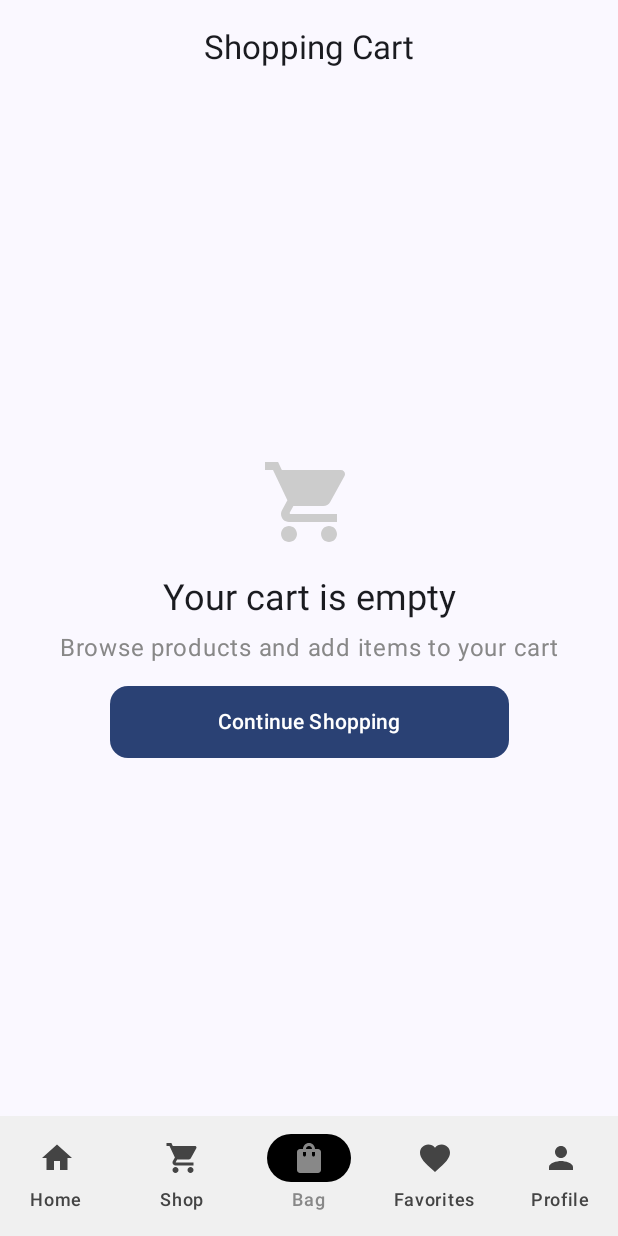
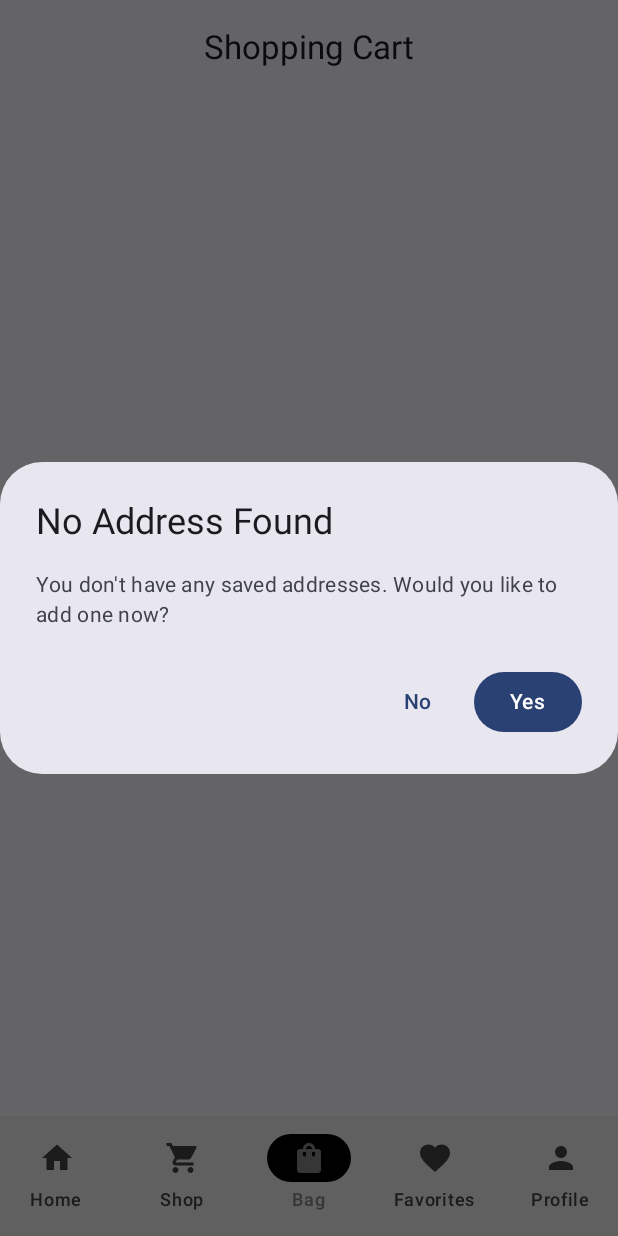
Before and after one commit to huyne465/EcommerceApp, an Android app built with Jetpack Compose: the CartScreen screen opened through its navigation route, on a phone screen of 412 x 824 dp. Run offline under Robolectric (Android 15) with nearby library versions, the light colour scheme and no system bars; our stand-ins replace Firebase (no records; nobody signed in at launch, a user with empty details on screens opened directly); pictures from the network do not load.

Commit message:
User now can see their address in CartScreen.kt (added some logic like when user don't have Shipping Address there is an alert pop up make sure that user type in their Address)

```diff
--- a/app/src/main/java/com/example/ecommerceapp/presentation/Cart/CartScreen.kt
+++ b/app/src/main/java/com/example/ecommerceapp/presentation/Cart/CartScreen.kt
@@ -22,6 +22,7 @@ import androidx.lifecycle.viewmodel.compose.viewModel
 import androidx.navigation.NavHostController
 import coil.compose.AsyncImage
 import com.example.ecommerceapp.model.CartItem
+import com.example.ecommerceapp.presentation.profile.UserAddress.AddressList.AddressListViewModel
 import java.text.NumberFormat
 import java.util.*
 
@@ -29,6 +30,7 @@ import java.util.*
 @Composable
 fun CartScreen(
     viewModel: CartViewModel = viewModel(),
+    addressListViewModel: AddressListViewModel = viewModel(),
     navController: NavHostController,
     onNavigateToHome: () -> Unit,
     onNavigateToShop: () -> Unit,
@@ -38,13 +40,30 @@ fun CartScreen(
 ) {
     val uiState by viewModel.uiState.collectAsState()
     var showClearCartConfirmation by remember { mutableStateOf(false) }
+    val addressUiState by addressListViewModel.uiState.collectAsState()
+    var showAddAddressDialog by remember { mutableStateOf(false) }
+
+    LaunchedEffect(Unit) {
+        addressListViewModel.loadAddresses()
+    }
+
+
+    LaunchedEffect(addressUiState.addresses, addressUiState.isLoading) {
+        if (addressUiState.isLoading) {
+            // Don't show dialog while loading
+            showAddAddressDialog = false
+        } else if (addressUiState.addresses.isEmpty()) {
+            showAddAddressDialog = true
+        } else {
+            showAddAddressDialog = false
+        }
+    }
 
     Scaffold(
         topBar = {
             CenterAlignedTopAppBar(
                 title = { Text("Shopping Cart") },
                 actions = {
-                    // Only show clear cart button if there are items
                     if (uiState.cartItems.isNotEmpty()) {
                         IconButton(onClick = { showClearCartConfirmation = true }) {
                             Icon(Icons.Default.Delete, contentDescription = "Clear Cart")
@@ -54,11 +73,10 @@ fun CartScreen(
             )
         },
         bottomBar = {
-            val selectedColor = Color.Gray // Màu bạc
+            val selectedColor = Color.Gray
             val unSelectedColor = Color.DarkGray
             NavigationBar(containerColor = Color(0xFFF0F0F0)) {
                 NavigationBarItem(
-
                     icon = { Icon(Icons.Default.Home, contentDescription = "Home") },
                     label = { Text("Home") },
                     selected = false,
@@ -68,9 +86,8 @@ fun CartScreen(
                         selectedTextColor = selectedColor,
                         unselectedIconColor = unSelectedColor,
                         unselectedTextColor = unSelectedColor,
-                        indicatorColor = Color.Black // Để không có hiệu ứng nền khi chọn
+                        indicatorColor = Color.Black
                     )
-
                 )
                 NavigationBarItem(
                     icon = { Icon(Icons.Default.ShoppingCart, contentDescription = "Shop") },
@@ -82,7 +99,7 @@ fun CartScreen(
                         selectedTextColor = selectedColor,
                         unselectedIconColor = unSelectedColor,
                         unselectedTextColor = unSelectedColor,
-                        indicatorColor = Color.Black // Để không có hiệu ứng nền khi chọn
+                        indicatorColor = Color.Black
                     )
                 )
                 NavigationBarItem(
@@ -95,9 +112,8 @@ fun CartScreen(
                         selectedTextColor = selectedColor,
                         unselectedIconColor = unSelectedColor,
                         unselectedTextColor = unSelectedColor,
-                        indicatorColor = Color.Black // Để không có hiệu ứng nền khi chọn
+                        indicatorColor = Color.Black
                     )
-
                 )
                 NavigationBarItem(
                     icon = { Icon(Icons.Default.Favorite, contentDescription = "Favorites") },
@@ -109,7 +125,7 @@ fun CartScreen(
                         selectedTextColor = selectedColor,
                         unselectedIconColor = unSelectedColor,
                         unselectedTextColor = unSelectedColor,
-                        indicatorColor = Color.Black // Để không có hiệu ứng nền khi chọn
+                        indicatorColor = Color.Black
                     )
                 )
                 NavigationBarItem(
@@ -122,7 +138,7 @@ fun CartScreen(
                         selectedTextColor = selectedColor,
                         unselectedIconColor = unSelectedColor,
                         unselectedTextColor = unSelectedColor,
-                        indicatorColor = Color.Black // Để không có hiệu ứng nền khi chọn
+                        indicatorColor = Color.Black
                     )
                 )
             }
@@ -152,7 +168,6 @@ fun CartScreen(
                     )
                 }
             } else if (uiState.cartItems.isEmpty()) {
-                // Empty cart state
                 Column(
                     modifier = Modifier
                         .fillMaxSize()
@@ -191,12 +206,27 @@ fun CartScreen(
                     }
                 }
             } else {
-                // Cart with items
                 Column(
                     modifier = Modifier
                         .fillMaxSize()
                         .padding(16.dp)
                 ) {
+                    // Display default address if available
+                    addressUiState.addresses.find { it.isDefault }?.let { defaultAddress ->
+                        Row {
+                            Text(
+                                text = "Shipping to: ",
+                                style = MaterialTheme.typography.labelLarge,
+                                fontWeight = FontWeight.SemiBold
+                            )
+                            Text(
+                                text = "${defaultAddress.fullName}, ${defaultAddress.address}, ${defaultAddress.city}, ${defaultAddress.state}, ${defaultAddress.zipCode}",
+                                style = MaterialTheme.typography.bodySmall,
+                                modifier = Modifier.padding(bottom = 6.dp)
+                            )
+                        }
+                    }
+
                     // Cart items list
                     LazyColumn(
                         modifier = Modifier
@@ -256,7 +286,6 @@ fun CartScreen(
                 }
             }
 
-            // Show snackbar for actions
             if (uiState.actionMessage != null) {
                 Snackbar(
                     modifier = Modifier
@@ -270,7 +299,6 @@ fun CartScreen(
                 }
             }
 
-            // Clear cart confirmation dialog
             if (showClearCartConfirmation) {
                 AlertDialog(
                     onDismissRequest = { showClearCartConfirmation = false },
@@ -291,6 +319,30 @@ fun CartScreen(
                             onClick = { showClearCartConfirmation = false }
                         ) {
                             Text("Cancel")
+                        }
+                    }
+                )
+            }
+
+            if (showAddAddressDialog) {
+                AlertDialog(
+                    onDismissRequest = { showAddAddressDialog = false },
+                    title = { Text("No Address Found") },
+                    text = { Text("You don't have any saved addresses. Would you like to add one now?") },
+                    confirmButton = {
+                        Button(
+                            onClick = {
+                                showAddAddressDialog = false
+                                navController.navigate("add_address")
+                            }
+                        ) {
+                            Text("Yes")
+                        }
+                    },
+                    dismissButton = {
+                        TextButton(
+                            onClick = { showAddAddressDialog = false }) {
+                            Text("No")
                         }
                     }
                 )
@@ -481,7 +533,7 @@ fun OrderSummary(
                 )
             }
 
-            Divider(modifier = Modifier.padding(vertical = 8.dp))
+            HorizontalDivider(modifier = Modifier.padding(vertical = 8.dp))
 
             Row(
                 modifier = Modifier.fillMaxWidth(),
```
